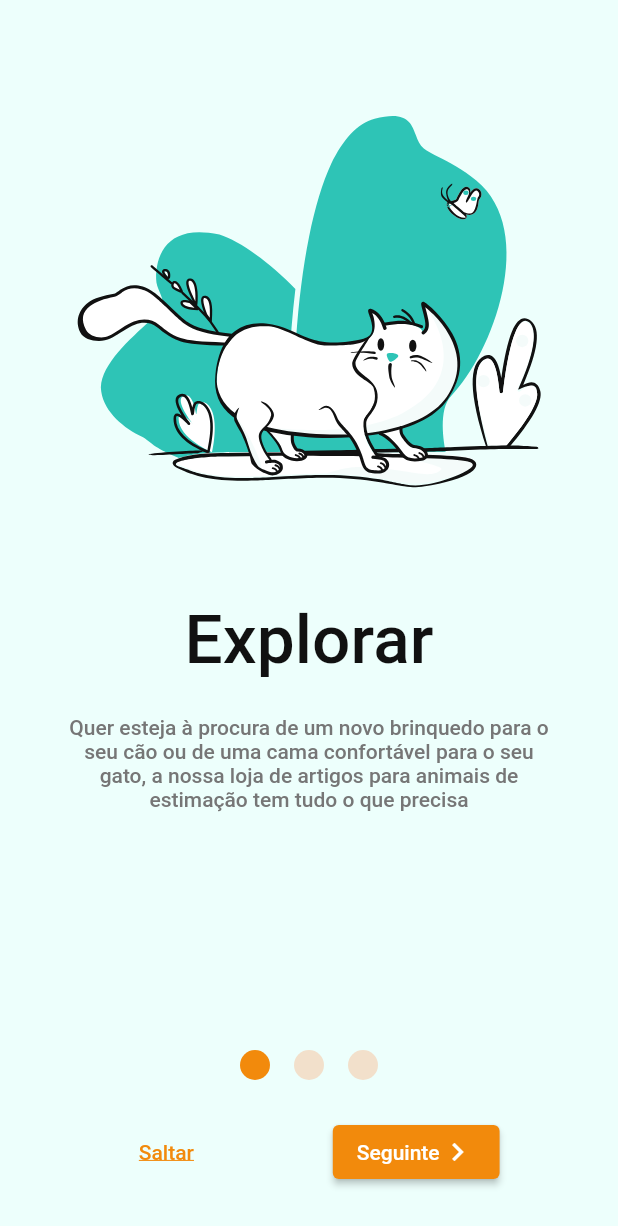
After one commit to JoaoCupido/projeto_sti, a Flutter app: the screen it shows after launch, on a phone screen of 412 x 824 dp. The commit adds this screen. Shown: the top 1226 px of the screen. Run offline on Flutter 3.47's test engine with Material 2 defaults, Android fonts, the light colour scheme and no system bars; our stand-ins replace carousel_slider, easy_search_bar, flutter_svg; project files that could hold a hidden picture were left out.

Commit message:
Organizar e renomear ficheiros para melhor eficiência e entendimento

```diff
--- a/lib/account_session.dart
+++ b/lib/account_session_screen.dart
@@ -1,6 +1,6 @@
 import 'package:flutter/material.dart';
 import 'package:flutter_svg/svg.dart';
-import 'classes/input_validation.dart';
+import 'components/input_validation.dart';
 
 
 class AccountSessionScreen extends StatefulWidget {
--- a/lib/bottom_nav_bar_screen.dart
+++ b/lib/bottom_nav_bar_screen.dart
@@ -1,6 +1,6 @@
 import 'package:flutter/material.dart';
-import 'package:projeto_sti/search_bar.dart';
-import 'package:projeto_sti/wishlistScreen.dart';
+import 'package:projeto_sti/components/search_bar.dart';
+import 'package:projeto_sti/wishlist_screen.dart';
 import 'category_screen.dart';
 import 'home_screen.dart';
 
--- a/lib/category_screen.dart
+++ b/lib/category_screen.dart
@@ -1,7 +1,7 @@
 import 'package:flutter/material.dart';
 import 'package:flutter_svg/svg.dart';
 
-import 'classes/category.dart';
+import 'components/category.dart';
 
 class CategoryScreen extends StatefulWidget {
   const CategoryScreen({Key? key}) : super(key: key);
--- /dev/null
+++ b/lib/components/tutorial.dart
@@ -0,0 +1,51 @@
+import 'package:flutter/material.dart';
+import 'package:flutter_svg/svg.dart';
+
+final List<Widget> tutorialPages = [
+  const TutorialPage(
+    title: 'Explorar',
+    description: 'Quer esteja à procura de um novo brinquedo para o seu cão ou de uma cama confortável para o seu gato, a nossa loja de artigos para animais de estimação tem tudo o que precisa',
+    imagePath: 'assets/images/onboarding/explorar.svg',
+  ),
+  const TutorialPage(
+    title: 'Encomendar',
+    description: 'Todos os animais de companhia merecem o melhor. Por isso, comprometemos em tornar o processo de compra muito mais fácil e entregar os itens pretendidos diretamente à sua porta',
+    imagePath: 'assets/images/onboarding/encomendar.svg',
+  ),
+  const TutorialPage(
+    title: 'Partilhar',
+    description: 'Salva os teus itens favoritos e partilha a tua lista de desejos para a comunidade. Além disso, os teus amigos podem comprar e encomendar os teus itens favoritos que partilhaste para ti',
+    imagePath: 'assets/images/onboarding/partilhar.svg',
+  ),
+];
+
+class TutorialPage extends StatelessWidget {
+  final String title;
+  final String description;
+  final String imagePath;
+
+  const TutorialPage({super.key, required this.title, required this.description, required this.imagePath});
+
+  @override
+  Widget build(BuildContext context) {
+    return Container(
+      padding: const EdgeInsets.symmetric(horizontal: 16.0),
+      child: Column(
+        mainAxisAlignment: MainAxisAlignment.start,
+        children: [
+          SvgPicture.asset(
+            imagePath,
+            width: 400,
+            height: 400,
+          ),
+          Text(title, style: Theme.of(context).textTheme.displaySmall, textAlign: TextAlign.center),
+          const SizedBox(height: 16.0),
+          Padding(
+            padding: const EdgeInsets.symmetric(vertical: 8.0, horizontal: 24.0),
+            child: Text(description, style: Theme.of(context).textTheme.bodyLarge, textAlign: TextAlign.center),
+          ),
+        ],
+      ),
+    );
+  }
+}
--- a/lib/home_screen.dart
+++ b/lib/home_screen.dart
@@ -2,9 +2,9 @@
 
 import 'package:flutter/material.dart';
 import 'package:carousel_slider/carousel_slider.dart';
-import 'package:projeto_sti/classes/product.dart';
+import 'package:projeto_sti/components/product.dart';
 
-import 'classes/wishlist.dart';
+import 'components/wishlist.dart';
 
 class HomeScreen extends StatefulWidget {
   final String emailName;
--- a/lib/item_screen.dart
+++ b/lib/item_screen.dart
@@ -1,6 +1,6 @@
 import 'package:flutter/material.dart';
 import 'package:flutter_svg/svg.dart';
-import 'package:projeto_sti/search_bar.dart';
+import 'package:projeto_sti/components/search_bar.dart';
 import 'package:projeto_sti/compare_item.dart';
 import 'package:projeto_sti/item_description.dart';
 import 'package:projeto_sti/item_review.dart';
--- a/lib/recover_account_1.dart
+++ b/lib/recover_account_screen1.dart
@@ -1,6 +1,6 @@
 import 'package:flutter/material.dart';
 import 'package:flutter_svg/flutter_svg.dart';
-import 'recover_account_2.dart';
+import 'recover_account_screen2.dart';
 
 class RecoverAccount1 extends StatefulWidget {
   const RecoverAccount1({super.key});
--- a/lib/user_profile_screen.dart
+++ b/lib/user_profile_screen.dart
@@ -1,6 +1,6 @@
 import 'package:flutter/material.dart';
 import 'package:intl/intl.dart';
-import 'classes/input_validation.dart';
+import 'components/input_validation.dart';
 
 class UserProfileScreen extends StatefulWidget {
   const UserProfileScreen({Key? key}) : super(key: key);
--- a/lib/wishlistScreen.dart
+++ b/lib/wishlist_screen.dart
@@ -1,8 +1,7 @@
 import 'package:flutter/material.dart';
 import 'package:flutter/services.dart';
 import 'package:flutter_svg/svg.dart';
-import 'classes/product.dart';
-import 'classes/wishlist.dart';
+import 'components/wishlist.dart';
 
 
 class WishlistScreen extends StatefulWidget {
```
Also changed, not shown: lib/help_screen.dart (+4 -52 lines), lib/main.dart (+4 -4 lines), lib/onboarding_screen.dart (+4 -52 lines), lib/components/category.dart (renamed from lib/classes/category.dart), lib/components/input_validation.dart (renamed from lib/classes/input_validation.dart), lib/components/product.dart (renamed from lib/classes/product.dart), lib/components/search_bar.dart (renamed from lib/search_bar.dart), lib/components/wishlist.dart (renamed from lib/classes/wishlist.dart), lib/recover_account_screen2.dart (renamed from lib/recover_account_2.dart), lib/recover_account_screen3.dart (renamed from lib/recover_account_3.dart).
